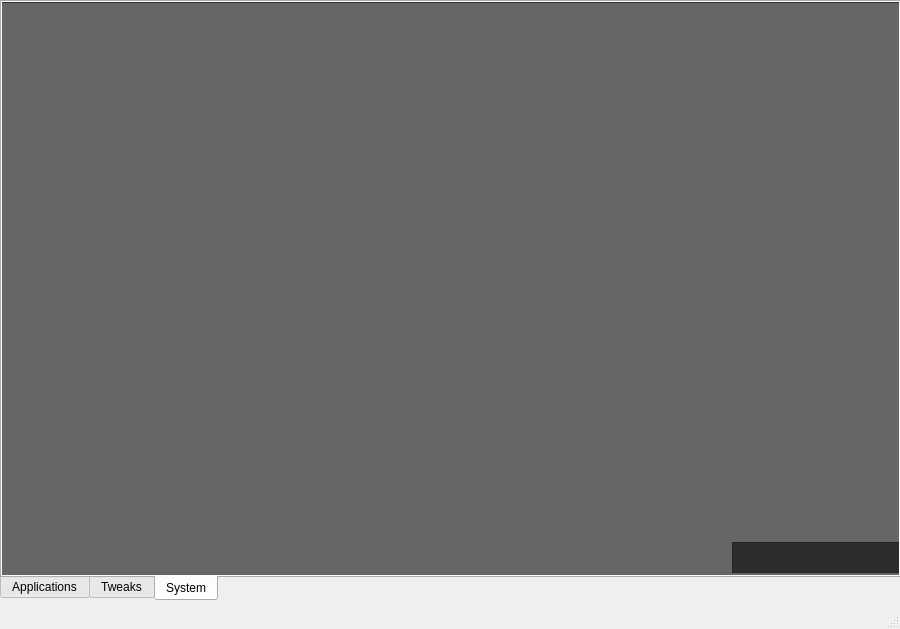
Before: the Qt Designer form mainwindow.ui in nocapscripts/linux-utility, drawn with Qt 5.
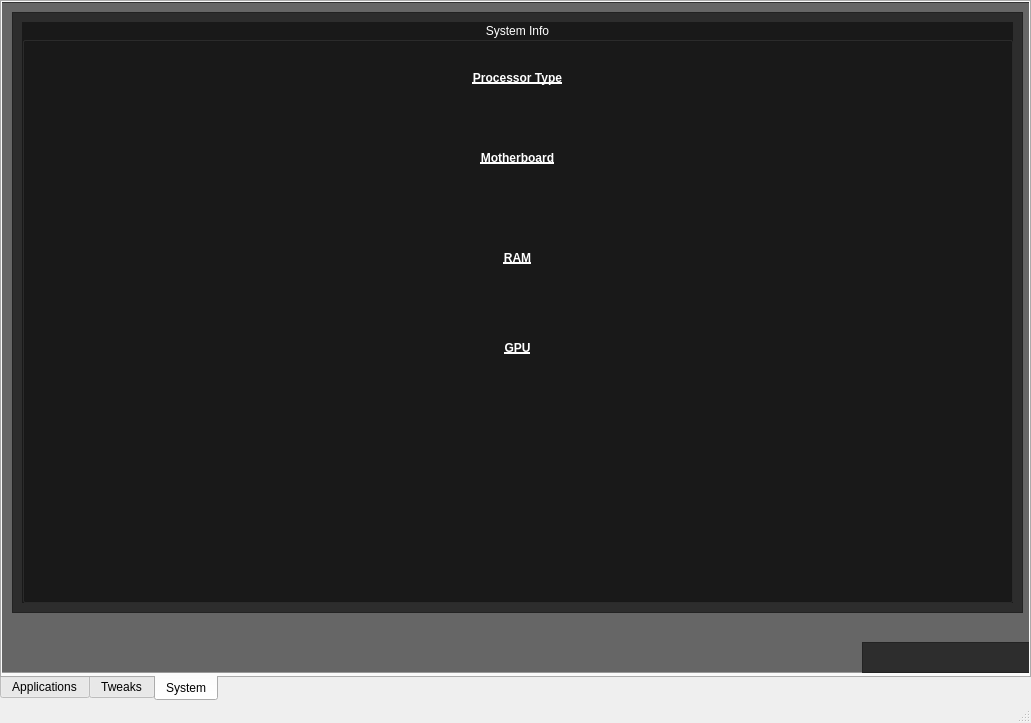
After: the same form once the commit is applied. The open tabs and pages were chosen to show the change.

What changed in the file:
```diff
--- a/mainwindow.ui
+++ b/mainwindow.ui
@@ -6,8 +6,8 @@
    <rect>
     <x>0</x>
     <y>0</y>
-    <width>900</width>
-    <height>629</height>
+    <width>1031</width>
+    <height>723</height>
    </rect>
   </property>
   <property name="windowTitle">
@@ -19,8 +19,8 @@
      <rect>
       <x>0</x>
       <y>0</y>
-      <width>901</width>
-      <height>601</height>
+      <width>1031</width>
+      <height>701</height>
      </rect>
     </property>
     <property name="tabPosition">
@@ -5061,8 +5061,8 @@
        <rect>
         <x>-10</x>
         <y>0</y>
-        <width>911</width>
-        <height>591</height>
+        <width>1041</width>
+        <height>671</height>
        </rect>
       </property>
       <property name="palette">
@@ -5552,8 +5552,8 @@
       <widget class="QFrame" name="frame_12">
        <property name="geometry">
         <rect>
-         <x>740</x>
-         <y>540</y>
+         <x>870</x>
+         <y>640</y>
          <width>171</width>
          <height>31</height>
         </rect>
@@ -6070,6 +6070,1188 @@
         </property>
        </widget>
       </widget>
+      <widget class="QFrame" name="frame_13">
+       <property name="geometry">
+        <rect>
+         <x>20</x>
+         <y>10</y>
+         <width>1011</width>
+         <height>601</height>
+        </rect>
+       </property>
+       <property name="palette">
+        <palette>
+         <active>
+          <colorrole role="WindowText">
+           <brush brushstyle="SolidPattern">
+            <color alpha="255">
+             <red>255</red>
+             <green>255</green>
+             <blue>255</blue>
+            </color>
+           </brush>
+          </colorrole>
+          <colorrole role="Button">
+           <brush brushstyle="SolidPattern">
+            <color alpha="255">
+             <red>45</red>
+             <green>45</green>
+             <blue>45</blue>
+            </color>
+           </brush>
+          </colorrole>
+          <colorrole role="Light">
+           <brush brushstyle="SolidPattern">
+            <color alpha="255">
+             <red>67</red>
+             <green>67</green>
+             <blue>67</blue>
+            </color>
+           </brush>
+          </colorrole>
+          <colorrole role="Midlight">
+           <brush brushstyle="SolidPattern">
+            <color alpha="255">
+             <red>56</red>
+             <green>56</green>
+             <blue>56</blue>
+            </color>
+           </brush>
+          </colorrole>
+          <colorrole role="Dark">
+           <brush brushstyle="SolidPattern">
+            <color alpha="255">
+             <red>22</red>
+             <green>22</green>
+             <blue>22</blue>
+            </color>
+           </brush>
+          </colorrole>
+          <colorrole role="Mid">
+           <brush brushstyle="SolidPattern">
+            <color alpha="255">
+             <red>30</red>
+             <green>30</green>
+             <blue>30</blue>
+            </color>
+           </brush>
+          </colorrole>
+          <colorrole role="Text">
+           <brush brushstyle="SolidPattern">
+            <color alpha="255">
+             <red>255</red>
+             <green>255</green>
+             <blue>255</blue>
+            </color>
+           </brush>
+          </colorrole>
+          <colorrole role="BrightText">
+           <brush brushstyle="SolidPattern">
+            <color alpha="255">
+             <red>255</red>
+             <green>255</green>
+             <blue>255</blue>
+            </color>
+           </brush>
+          </colorrole>
+          <colorrole role="ButtonText">
+           <brush brushstyle="SolidPattern">
+            <color alpha="255">
+             <red>255</red>
+             <green>255</green>
+             <blue>255</blue>
+            </color>
+           </brush>
+          </colorrole>
+          <colorrole role="Base">
+           <brush brushstyle="SolidPattern">
+            <color alpha="255">
+             <red>0</red>
+             <green>0</green>
+             <blue>0</blue>
+            </color>
+           </brush>
+          </colorrole>
+          <colorrole role="Window">
+           <brush brushstyle="SolidPattern">
+            <color alpha="255">
+             <red>45</red>
+             <green>45</green>
+             <blue>45</blue>
+            </color>
+           </brush>
+          </colorrole>
+          <colorrole role="Shadow">
+           <brush brushstyle="SolidPattern">
+            <color alpha="255">
+             <red>0</red>
+             <green>0</green>
+             <blue>0</blue>
+            </color>
+           </brush>
+          </colorrole>
+          <colorrole role="AlternateBase">
+           <brush brushstyle="SolidPattern">
+            <color alpha="255">
+             <red>22</red>
+             <green>22</green>
+             <blue>22</blue>
+            </color>
+           </brush>
+          </colorrole>
+          <colorrole role="ToolTipBase">
+           <brush brushstyle="SolidPattern">
+            <color alpha="255">
+             <red>255</red>
+             <green>255</green>
+             <blue>220</blue>
+            </color>
+           </brush>
+          </colorrole>
+          <colorrole role="ToolTipText">
+           <brush brushstyle="SolidPattern">
+            <color alpha="255">
+             <red>0</red>
+             <green>0</green>
+             <blue>0</blue>
+            </color>
+           </brush>
+          </colorrole>
+          <colorrole role="PlaceholderText">
+           <brush brushstyle="SolidPattern">
+            <color alpha="127">
+             <red>255</red>
+             <green>255</green>
+             <blue>255</blue>
+            </color>
+           </brush>
+          </colorrole>
+          <colorrole role="Accent">
+           <brush brushstyle="SolidPattern">
+            <color alpha="255">
+             <red>0</red>
+             <green>0</green>
+             <blue>0</blue>
+            </color>
+           </brush>
+          </colorrole>
+         </active>
+         <inactive>
+          <colorrole role="WindowText">
+           <brush brushstyle="SolidPattern">
+            <color alpha="255">
+             <red>255</red>
+             <green>255</green>
+             <blue>255</blue>
+            </color>
+           </brush>
+          </colorrole>
+          <colorrole role="Button">
+           <brush brushstyle="SolidPattern">
+            <color alpha="255">
+             <red>45</red>
+             <green>45</green>
+             <blue>45</blue>
+            </color>
+           </brush>
+          </colorrole>
+          <colorrole role="Light">
+           <brush brushstyle="SolidPattern">
+            <color alpha="255">
+             <red>67</red>
+             <green>67</green>
+             <blue>67</blue>
+            </color>
+           </brush>
+          </colorrole>
+          <colorrole role="Midlight">
+           <brush brushstyle="SolidPattern">
+            <color alpha="255">
+             <red>56</red>
+             <green>56</green>
+             <blue>56</blue>
+            </color>
+           </brush>
+          </colorrole>
+          <colorrole role="Dark">
+           <brush brushstyle="SolidPattern">
+            <color alpha="255">
+             <red>22</red>
+             <green>22</green>
+             <blue>22</blue>
+            </color>
+           </brush>
+          </colorrole>
+          <colorrole role="Mid">
+           <brush brushstyle="SolidPattern">
+            <color alpha="255">
+             <red>30</red>
+             <green>30</green>
+             <blue>30</blue>
+            </color>
+           </brush>
+          </colorrole>
+          <colorrole role="Text">
+           <brush brushstyle="SolidPattern">
+            <color alpha="255">
+             <red>255</red>
+             <green>255</green>
+             <blue>255</blue>
+            </color>
+           </brush>
+          </colorrole>
+          <colorrole role="BrightText">
+           <brush brushstyle="SolidPattern">
+            <color alpha="255">
+             <red>255</red>
+             <green>255</green>
+             <blue>255</blue>
+            </color>
+           </brush>
+          </colorrole>
+          <colorrole role="ButtonText">
+           <brush brushstyle="SolidPattern">
+            <color alpha="255">
+             <red>255</red>
+             <green>255</green>
+             <blue>255</blue>
+            </color>
+           </brush>
+          </colorrole>
+          <colorrole role="Base">
+           <brush brushstyle="SolidPattern">
+            <color alpha="255">
+             <red>0</red>
+             <green>0</green>
+             <blue>0</blue>
+            </color>
+           </brush>
+          </colorrole>
+          <colorrole role="Window">
+           <brush brushstyle="SolidPattern">
+            <color alpha="255">
+             <red>45</red>
+             <green>45</green>
+             <blue>45</blue>
+            </color>
+           </brush>
+          </colorrole>
+          <colorrole role="Shadow">
+           <brush brushstyle="SolidPattern">
+            <color alpha="255">
+             <red>0</red>
+             <green>0</green>
+             <blue>0</blue>
+            </color>
+           </brush>
+          </colorrole>
+          <colorrole role="AlternateBase">
+           <brush brushstyle="SolidPattern">
+            <color alpha="255">
+             <red>22</red>
+             <green>22</green>
+             <blue>22</blue>
+            </color>
+           </brush>
+          </colorrole>
+          <colorrole role="ToolTipBase">
+           <brush brushstyle="SolidPattern">
+            <color alpha="255">
+             <red>255</red>
+             <green>255</green>
+             <blue>220</blue>
+            </color>
+           </brush>
+          </colorrole>
+          <colorrole role="ToolTipText">
+           <brush brushstyle="SolidPattern">
+            <color alpha="255">
+             <red>0</red>
+             <green>0</green>
+             <blue>0</blue>
+            </color>
+           </brush>
+          </colorrole>
+          <colorrole role="PlaceholderText">
+           <brush brushstyle="SolidPattern">
+            <color alpha="127">
+             <red>255</red>
+             <green>255</green>
+             <blue>255</blue>
+            </color>
+           </brush>
+          </colorrole>
+          <colorrole role="Accent">
+           <brush brushstyle="SolidPattern">
+            <color alpha="255">
+             <red>0</red>
+             <green>0</green>
+             <blue>0</blue>
+            </color>
+           </brush>
+          </colorrole>
+         </inactive>
+         <disabled>
+          <colorrole role="WindowText">
+           <brush brushstyle="SolidPattern">
+            <color alpha="255">
+             <red>22</red>
+             <green>22</green>
+             <blue>22</blue>
+            </color>
+           </brush>
+          </colorrole>
+          <colorrole role="Button">
+           <brush brushstyle="SolidPattern">
+            <color alpha="255">
+             <red>45</red>
+             <green>45</green>
+             <blue>45</blue>
+            </color>
+           </brush>
+          </colorrole>
+          <colorrole role="Light">
+           <brush brushstyle="SolidPattern">
+            <color alpha="255">
+             <red>67</red>
+             <green>67</green>
+             <blue>67</blue>
+            </color>
+           </brush>
+          </colorrole>
+          <colorrole role="Midlight">
+           <brush brushstyle="SolidPattern">
+            <color alpha="255">
+             <red>56</red>
+             <green>56</green>
+             <blue>56</blue>
+            </color>
+           </brush>
+          </colorrole>
+          <colorrole role="Dark">
+           <brush brushstyle="SolidPattern">
+            <color alpha="255">
+             <red>22</red>
+             <green>22</green>
+             <blue>22</blue>
+            </color>
+           </brush>
+          </colorrole>
+          <colorrole role="Mid">
+           <brush brushstyle="SolidPattern">
+            <color alpha="255">
+             <red>30</red>
+             <green>30</green>
+             <blue>30</blue>
+            </color>
+           </brush>
+          </colorrole>
+          <colorrole role="Text">
+           <brush brushstyle="SolidPattern">
+            <color alpha="255">
+             <red>22</red>
+             <green>22</green>
+             <blue>22</blue>
+            </color>
+           </brush>
+          </colorrole>
+          <colorrole role="BrightText">
+           <brush brushstyle="SolidPattern">
+            <color alpha="255">
+             <red>255</red>
+             <green>255</green>
+             <blue>255</blue>
+            </color>
+           </brush>
+          </colorrole>
+          <colorrole role="ButtonText">
+           <brush brushstyle="SolidPattern">
+            <color alpha="255">
+             <red>22</red>
+             <green>22</green>
+             <blue>22</blue>
+            </color>
+           </brush>
+          </colorrole>
+          <colorrole role="Base">
+           <brush brushstyle="SolidPattern">
+            <color alpha="255">
+             <red>45</red>
+             <green>45</green>
+             <blue>45</blue>
+            </color>
+           </brush>
+          </colorrole>
+          <colorrole role="Window">
+           <brush brushstyle="SolidPattern">
+            <color alpha="255">
+             <red>45</red>
+             <green>45</green>
+             <blue>45</blue>
+            </color>
+           </brush>
+          </colorrole>
+          <colorrole role="Shadow">
+           <brush brushstyle="SolidPattern">
+            <color alpha="255">
+             <red>0</red>
+             <green>0</green>
+             <blue>0</blue>
+            </color>
+           </brush>
+          </colorrole>
+          <colorrole role="AlternateBase">
+           <brush brushstyle="SolidPattern">
+            <color alpha="255">
+             <red>45</red>
+             <green>45</green>
+             <blue>45</blue>
+            </color>
+           </brush>
+          </colorrole>
+          <colorrole role="ToolTipBase">
+           <brush brushstyle="SolidPattern">
+            <color alpha="255">
+             <red>255</red>
+             <green>255</green>
+             <blue>220</blue>
+            </color>
+           </brush>
+          </colorrole>
+          <colorrole role="ToolTipText">
+           <brush brushstyle="SolidPattern">
+            <color alpha="255">
+             <red>0</red>
+             <green>0</green>
+             <blue>0</blue>
+            </color>
+           </brush>
+          </colorrole>
+          <colorrole role="PlaceholderText">
+           <brush brushstyle="SolidPattern">
+            <color alpha="127">
+             <red>22</red>
+             <green>22</green>
+             <blue>22</blue>
+            </color>
+           </brush>
+          </colorrole>
+          <colorrole role="Accent">
+           <brush brushstyle="SolidPattern">
+            <color alpha="255">
+             <red>32</red>
+             <green>32</green>
+             <blue>32</blue>
+            </color>
+           </brush>
+          </colorrole>
+         </disabled>
+        </palette>
+       </property>
+       <property name="statusTip">
+        <string extracomment="test"/>
+       </property>
+       <property name="layoutDirection">
+        <enum>Qt::LayoutDirection::LeftToRight</enum>
+       </property>
+       <property name="autoFillBackground">
+        <bool>true</bool>
+       </property>
+       <property name="frameShape">
+        <enum>QFrame::Shape::StyledPanel</enum>
+       </property>
+       <property name="frameShadow">
+        <enum>QFrame::Shadow::Raised</enum>
+       </property>
+       <widget class="QGroupBox" name="groupBox">
+        <property name="geometry">
+         <rect>
+          <x>10</x>
+          <y>10</y>
+          <width>991</width>
+          <height>581</height>
+         </rect>
+        </property>
+        <property name="palette">
+         <palette>
+          <active>
+           <colorrole role="WindowText">
+            <brush brushstyle="SolidPattern">
+             <color alpha="255">
+              <red>255</red>
+              <green>255</green>
+              <blue>255</blue>
+             </color>
+            </brush>
+           </colorrole>
+           <colorrole role="Button">
+            <brush brushstyle="SolidPattern">
+             <color alpha="255">
+              <red>25</red>
+              <green>25</green>
+              <blue>25</blue>
+             </color>
+            </brush>
+           </colorrole>
+           <colorrole role="Light">
+            <brush brushstyle="SolidPattern">
+             <color alpha="255">
+              <red>37</red>
+              <green>37</green>
+              <blue>37</blue>
+             </color>
+            </brush>
+           </colorrole>
+           <colorrole role="Midlight">
+            <brush brushstyle="SolidPattern">
+             <color alpha="255">
+              <red>31</red>
+              <green>31</green>
+              <blue>31</blue>
+             </color>
+            </brush>
+           </colorrole>
+           <colorrole role="Dark">
+            <brush brushstyle="SolidPattern">
+             <color alpha="255">
+              <red>12</red>
+              <green>12</green>
+              <blue>12</blue>
+             </color>
+            </brush>
+           </colorrole>
+           <colorrole role="Mid">
+            <brush brushstyle="SolidPattern">
+             <color alpha="255">
+              <red>17</red>
+              <green>17</green>
+              <blue>17</blue>
+             </color>
+            </brush>
+           </colorrole>
+           <colorrole role="Text">
+            <brush brushstyle="SolidPattern">
+             <color alpha="255">
+              <red>255</red>
+              <green>255</green>
+              <blue>255</blue>
+             </color>
+            </brush>
+           </colorrole>
+           <colorrole role="BrightText">
+            <brush brushstyle="SolidPattern">
+             <color alpha="255">
+              <red>255</red>
+              <green>255</green>
+              <blue>255</blue>
+             </color>
+            </brush>
+           </colorrole>
+           <colorrole role="ButtonText">
+            <brush brushstyle="SolidPattern">
+             <color alpha="255">
+              <red>255</red>
+              <green>255</green>
+              <blue>255</blue>
+             </color>
+            </brush>
+           </colorrole>
+           <colorrole role="Base">
+            <brush brushstyle="SolidPattern">
+             <color alpha="255">
+              <red>0</red>
+              <green>0</green>
+              <blue>0</blue>
+             </color>
+            </brush>
+           </colorrole>
+           <colorrole role="Window">
+            <brush brushstyle="SolidPattern">
+             <color alpha="255">
+              <red>25</red>
+              <green>25</green>
+              <blue>25</blue>
+             </color>
+            </brush>
+           </colorrole>
+           <colorrole role="Shadow">
+            <brush brushstyle="SolidPattern">
+             <color alpha="255">
+              <red>0</red>
+              <green>0</green>
+              <blue>0</blue>
+             </color>
+            </brush>
+           </colorrole>
+           <colorrole role="AlternateBase">
+            <brush brushstyle="SolidPattern">
+             <color alpha="255">
+              <red>12</red>
+              <green>12</green>
+              <blue>12</blue>
+             </color>
+            </brush>
+           </colorrole>
+           <colorrole role="ToolTipBase">
+            <brush brushstyle="SolidPattern">
+             <color alpha="255">
+              <red>255</red>
+              <green>255</green>
+              <blue>220</blue>
+             </color>
+            </brush>
+           </colorrole>
+           <colorrole role="ToolTipText">
+            <brush brushstyle="SolidPattern">
+             <color alpha="255">
+              <red>0</red>
+              <green>0</green>
+              <blue>0</blue>
+             </color>
+            </brush>
+           </colorrole>
+           <colorrole role="PlaceholderText">
+            <brush brushstyle="SolidPattern">
+             <color alpha="127">
+              <red>255</red>
+              <green>255</green>
+              <blue>255</blue>
+             </color>
+            </brush>
+           </colorrole>
+           <colorrole role="Accent">
+            <brush brushstyle="SolidPattern">
+             <color alpha="255">
+              <red>0</red>
+              <green>0</green>
+              <blue>0</blue>
+             </color>
+            </brush>
+           </colorrole>
+          </active>
+          <inactive>
+           <colorrole role="WindowText">
+            <brush brushstyle="SolidPattern">
+             <color alpha="255">
+              <red>255</red>
+              <green>255</green>
+              <blue>255</blue>
+             </color>
+            </brush>
+           </colorrole>
+           <colorrole role="Button">
+            <brush brushstyle="SolidPattern">
+             <color alpha="255">
+              <red>25</red>
+              <green>25</green>
+              <blue>25</blue>
+             </color>
+            </brush>
+           </colorrole>
+           <colorrole role="Light">
+            <brush brushstyle="SolidPattern">
+             <color alpha="255">
+              <red>37</red>
+              <green>37</green>
+              <blue>37</blue>
+             </color>
+            </brush>
+           </colorrole>
+           <colorrole role="Midlight">
+            <brush brushstyle="SolidPattern">
+             <color alpha="255">
+              <red>31</red>
+              <green>31</green>
+              <blue>31</blue>
+             </color>
+            </brush>
+           </colorrole>
+           <colorrole role="Dark">
+            <brush brushstyle="SolidPattern">
+             <color alpha="255">
+              <red>12</red>
+              <green>12</green>
+              <blue>12</blue>
+             </color>
+            </brush>
+           </colorrole>
+           <colorrole role="Mid">
+            <brush brushstyle="SolidPattern">
+             <color alpha="255">
+              <red>17</red>
+              <green>17</green>
+              <blue>17</blue>
+             </color>
+            </brush>
+           </colorrole>
+           <colorrole role="Text">
+            <brush brushstyle="SolidPattern">
+             <color alpha="255">
+              <red>255</red>
+              <green>255</green>
+              <blue>255</blue>
+             </color>
+            </brush>
+           </colorrole>
+           <colorrole role="BrightText">
+            <brush brushstyle="SolidPattern">
+             <color alpha="255">
+              <red>255</red>
+              <green>255</green>
+              <blue>255</blue>
+             </color>
+            </brush>
+           </colorrole>
+           <colorrole role="ButtonText">
+            <brush brushstyle="SolidPattern">
+             <color alpha="255">
+              <red>255</red>
+              <green>255</green>
+              <blue>255</blue>
+             </color>
+            </brush>
+           </colorrole>
+           <colorrole role="Base">
+            <brush brushstyle="SolidPattern">
+             <color alpha="255">
+              <red>0</red>
+              <green>0</green>
+              <blue>0</blue>
+             </color>
+            </brush>
+           </colorrole>
+           <colorrole role="Window">
+            <brush brushstyle="SolidPattern">
+             <color alpha="255">
+              <red>25</red>
+              <green>25</green>
+              <blue>25</blue>
+             </color>
+            </brush>
+           </colorrole>
+           <colorrole role="Shadow">
+            <brush brushstyle="SolidPattern">
+             <color alpha="255">
+              <red>0</red>
+              <green>0</green>
+              <blue>0</blue>
+             </color>
+            </brush>
+           </colorrole>
+           <colorrole role="AlternateBase">
+            <brush brushstyle="SolidPattern">
+             <color alpha="255">
+              <red>12</red>
+              <green>12</green>
+              <blue>12</blue>
+             </color>
+            </brush>
+           </colorrole>
+           <colorrole role="ToolTipBase">
+            <brush brushstyle="SolidPattern">
+             <color alpha="255">
+              <red>255</red>
+              <green>255</green>
+              <blue>220</blue>
+             </color>
+            </brush>
+           </colorrole>
+           <colorrole role="ToolTipText">
+            <brush brushstyle="SolidPattern">
+             <color alpha="255">
+              <red>0</red>
+              <green>0</green>
+              <blue>0</blue>
+             </color>
+            </brush>
+           </colorrole>
+           <colorrole role="PlaceholderText">
+            <brush brushstyle="SolidPattern">
+             <color alpha="127">
+              <red>255</red>
+              <green>255</green>
+              <blue>255</blue>
+             </color>
+            </brush>
+           </colorrole>
+           <colorrole role="Accent">
+            <brush brushstyle="SolidPattern">
+             <color alpha="255">
+              <red>0</red>
+              <green>0</green>
+              <blue>0</blue>
+             </color>
+            </brush>
+           </colorrole>
+          </inactive>
+          <disabled>
+           <colorrole role="WindowText">
+            <brush brushstyle="SolidPattern">
+             <color alpha="255">
+              <red>12</red>
+              <green>12</green>
+              <blue>12</blue>
+             </color>
+            </brush>
+           </colorrole>
+           <colorrole role="Button">
+            <brush brushstyle="SolidPattern">
+             <color alpha="255">
+              <red>25</red>
+              <green>25</green>
+              <blue>25</blue>
+             </color>
+            </brush>
+           </colorrole>
+           <colorrole role="Light">
+            <brush brushstyle="SolidPattern">
+             <color alpha="255">
+              <red>37</red>
+              <green>37</green>
+              <blue>37</blue>
+             </color>
+            </brush>
+           </colorrole>
+           <colorrole role="Midlight">
+            <brush brushstyle="SolidPattern">
+             <color alpha="255">
+              <red>31</red>
+              <green>31</green>
+              <blue>31</blue>
+             </color>
+            </brush>
+           </colorrole>
+           <colorrole role="Dark">
+            <brush brushstyle="SolidPattern">
+             <color alpha="255">
+              <red>12</red>
+              <green>12</green>
+              <blue>12</blue>
+             </color>
+            </brush>
+           </colorrole>
+           <colorrole role="Mid">
+            <brush brushstyle="SolidPattern">
+             <color alpha="255">
+              <red>17</red>
+              <green>17</green>
+              <blue>17</blue>
+             </color>
+            </brush>
+           </colorrole>
+           <colorrole role="Text">
+            <brush brushstyle="SolidPattern">
+             <color alpha="255">
+              <red>12</red>
+              <green>12</green>
+              <blue>12</blue>
+             </color>
+            </brush>
+           </colorrole>
+           <colorrole role="BrightText">
+            <brush brushstyle="SolidPattern">
+             <color alpha="255">
+              <red>255</red>
+              <green>255</green>
+              <blue>255</blue>
+             </color>
+            </brush>
+           </colorrole>
+           <colorrole role="ButtonText">
+            <brush brushstyle="SolidPattern">
+             <color alpha="255">
+              <red>12</red>
+              <green>12</green>
+              <blue>12</blue>
+             </color>
+            </brush>
+           </colorrole>
+           <colorrole role="Base">
+            <brush brushstyle="SolidPattern">
+             <color alpha="255">
+              <red>25</red>
+              <green>25</green>
+              <blue>25</blue>
+             </color>
+            </brush>
+           </colorrole>
+           <colorrole role="Window">
+            <brush brushstyle="SolidPattern">
+             <color alpha="255">
+              <red>25</red>
+              <green>25</green>
+              <blue>25</blue>
+             </color>
+            </brush>
+           </colorrole>
+           <colorrole role="Shadow">
+            <brush brushstyle="SolidPattern">
+             <color alpha="255">
+              <red>0</red>
+              <green>0</green>
+              <blue>0</blue>
+             </color>
+            </brush>
+           </colorrole>
+           <colorrole role="AlternateBase">
+            <brush brushstyle="SolidPattern">
+             <color alpha="255">
+              <red>25</red>
+              <green>25</green>
+              <blue>25</blue>
+             </color>
+            </brush>
+           </colorrole>
+           <colorrole role="ToolTipBase">
+            <brush brushstyle="SolidPattern">
+             <color alpha="255">
+              <red>255</red>
+              <green>255</green>
+              <blue>220</blue>
+             </color>
+            </brush>
+           </colorrole>
+           <colorrole role="ToolTipText">
+            <brush brushstyle="SolidPattern">
+             <color alpha="255">
+              <red>0</red>
+              <green>0</green>
+              <blue>0</blue>
+             </color>
+            </brush>
+           </colorrole>
+           <colorrole role="PlaceholderText">
+            <brush brushstyle="SolidPattern">
+             <color alpha="127">
+              <red>12</red>
+              <green>12</green>
+              <blue>12</blue>
+             </color>
+            </brush>
+           </colorrole>
+           <colorrole role="Accent">
+            <brush brushstyle="SolidPattern">
+             <color alpha="255">
+              <red>18</red>
+              <green>18</green>
+              <blue>18</blue>
+             </color>
+            </brush>
+           </colorrole>
+          </disabled>
+         </palette>
+        </property>
+        <property name="autoFillBackground">
+         <bool>true</bool>
+        </property>
+        <property name="title">
+         <string>System Info</string>
+        </property>
+        <property name="alignment">
+         <set>Qt::AlignmentFlag::AlignCenter</set>
+        </property>
+        <widget class="QLabel" name="cpuTitle">
+         <property name="geometry">
+          <rect>
+           <x>340</x>
+           <y>40</y>
+           <width>311</width>
+           <height>31</height>
+          </rect>
+         </property>
+         <property name="font">
+          <font>
+           <bold>true</bold>
+           <underline>true</underline>
+          </font>
+         </property>
+         <property name="text">
+          <string>Processor Type</string>
+         </property>
+         <property name="textFormat">
+          <enum>Qt::TextFormat::PlainText</enum>
+         </property>
+         <property name="alignment">
+          <set>Qt::AlignmentFlag::AlignCenter</set>
+         </property>
+        </widget>
+        <widget class="QLabel" name="cpuLabel">
+         <property name="geometry">
+          <rect>
+           <x>80</x>
+           <y>80</y>
+           <width>841</width>
+           <height>31</height>
+          </rect>
+         </property>
+         <property name="font">
+          <font>
+           <bold>false</bold>
+           <underline>false</underline>
+          </font>
+         </property>
+         <property name="text">
+          <string/>
+         </property>
+         <property name="textFormat">
+          <enum>Qt::TextFormat::AutoText</enum>
+         </property>
+         <property name="alignment">
+          <set>Qt::AlignmentFlag::AlignCenter</set>
+         </property>
+        </widget>
+        <widget class="QLabel" name="mbTitle">
+         <property name="geometry">
+          <rect>
+           <x>340</x>
+           <y>120</y>
+           <width>311</width>
+           <height>31</height>
+          </rect>
+         </property>
+         <property name="font">
+          <font>
+           <bold>true</bold>
+           <underline>true</underline>
+          </font>
+         </property>
+         <property name="text">
+          <string>Motherboard</string>
+         </property>
+         <property name="textFormat">
+          <enum>Qt::TextFormat::PlainText</enum>
+         </property>
+         <property name="alignment">
+          <set>Qt::AlignmentFlag::AlignCenter</set>
+         </property>
+        </widget>
+        <widget class="QLabel" name="gpuTitle">
+         <property name="geometry">
+          <rect>
+           <x>340</x>
+           <y>310</y>
+           <width>311</width>
+           <height>31</height>
+          </rect>
+         </property>
+         <property name="font">
+          <font>
+           <bold>true</bold>
+           <underline>true</underline>
+          </font>
+         </property>
+         <property name="text">
+          <string>GPU</string>
+         </property>
+         <property name="textFormat">
+          <enum>Qt::TextFormat::PlainText</enum>
+         </property>
+         <property name="alignment">
+          <set>Qt::AlignmentFlag::AlignCenter</set>
+         </property>
+        </widget>
+        <widget class="QLabel" name="ramTitle">
+         <property name="geometry">
+          <rect>
+           <x>340</x>
+           <y>220</y>
+           <width>311</width>
+           <height>31</height>
+          </rect>
+         </property>
+         <property name="font">
+          <font>
+           <bold>true</bold>
+           <underline>true</underline>
+          </font>
+         </property>
+         <property name="text">
+          <string>RAM</string>
+         </property>
+         <property name="textFormat">
+          <enum>Qt::TextFormat::PlainText</enum>
+         </property>
+         <property name="alignment">
+          <set>Qt::AlignmentFlag::AlignCenter</set>
+         </property>
+        </widget>
+        <widget class="QLabel" name="mbLabel">
+         <property name="geometry">
+          <rect>
+           <x>80</x>
+           <y>170</y>
+           <width>841</width>
+           <height>31</height>
+          </rect>
+         </property>
+         <property name="font">
+          <font>
+           <bold>false</bold>
+           <underline>false</underline>
+          </font>
+         </property>
+         <property name="text">
+          <string/>
+         </property>
+         <property name="textFormat">
+          <enum>Qt::TextFormat::AutoText</enum>
+         </property>
+         <property name="alignment">
+          <set>Qt::AlignmentFlag::AlignCenter</set>
+         </property>
+        </widget>
+        <widget class="QLabel" name="ramLabel">
+         <property name="geometry">
+          <rect>
+           <x>80</x>
+           <y>260</y>
+           <width>831</width>
+           <height>31</height>
+          </rect>
+         </property>
+         <property name="font">
+          <font>
+           <bold>false</bold>
+           <underline>false</underline>
+          </font>
+         </property>
+         <property name="text">
+          <string/>
+         </property>
+         <property name="textFormat">
+          <enum>Qt::TextFormat::AutoText</enum>
+         </property>
+         <property name="alignment">
+          <set>Qt::AlignmentFlag::AlignCenter</set>
+         </property>
+        </widget>
+        <widget class="QLabel" name="gpuLabel">
+         <property name="geometry">
+          <rect>
+           <x>70</x>
+           <y>360</y>
+           <width>841</width>
+           <height>31</height>
+          </rect>
+         </property>
+         <property name="font">
+          <font>
+           <bold>false</bold>
+           <underline>false</underline>
+          </font>
+         </property>
+         <property name="text">
+          <string/>
+         </property>
+         <property name="textFormat">
+          <enum>Qt::TextFormat::AutoText</enum>
+         </property>
+         <property name="alignment">
+          <set>Qt::AlignmentFlag::AlignCenter</set>
+         </property>
+        </widget>
+       </widget>
+      </widget>
      </widget>
     </widget>
    </widget>
```
Left out of the diff: 138 changed lines with no effect on the pictures.
